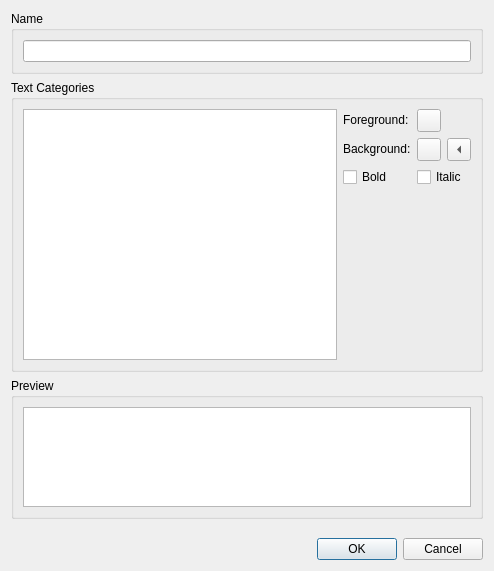
qt-creator/qt-creator, file src/plugins/texteditor/editcolorschemedialog.ui: the form before one commit.
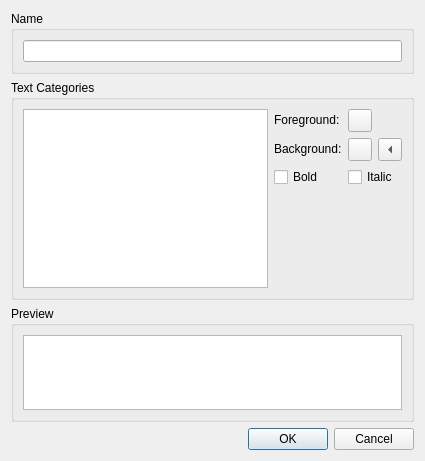
The form after the commit.

Commit message: Scaled down the edit color scheme dialog a little

Diff of the .ui file:
```diff
--- a/src/plugins/texteditor/editcolorschemedialog.ui
+++ b/src/plugins/texteditor/editcolorschemedialog.ui
@@ -6,8 +6,8 @@
    <rect>
     <x>0</x>
     <y>0</y>
-    <width>494</width>
-    <height>571</height>
+    <width>425</width>
+    <height>461</height>
    </rect>
   </property>
   <property name="windowTitle">
@@ -21,11 +21,7 @@
      </property>
      <layout class="QVBoxLayout" name="verticalLayout">
       <item>
-       <layout class="QHBoxLayout" name="horizontalLayout_2">
-        <item>
-         <widget class="QLineEdit" name="nameEdit"/>
-        </item>
-       </layout>
+       <widget class="QLineEdit" name="nameEdit"/>
       </item>
      </layout>
     </widget>
@@ -175,7 +171,7 @@
         <property name="maximumSize">
          <size>
           <width>16777215</width>
-          <height>100</height>
+          <height>75</height>
          </size>
         </property>
         <property name="focusPolicy">
@@ -189,19 +185,6 @@
      </layout>
     </widget>
    </item>
-   <item>
-    <spacer name="verticalSpacer">
-     <property name="orientation">
-      <enum>Qt::Vertical</enum>
-     </property>
-     <property name="sizeHint" stdset="0">
-      <size>
-       <width>17</width>
-       <height>13</height>
-      </size>
-     </property>
-    </spacer>
-   </item>
    <item>
     <widget class="QDialogButtonBox" name="buttonBox">
      <property name="orientation">
```
